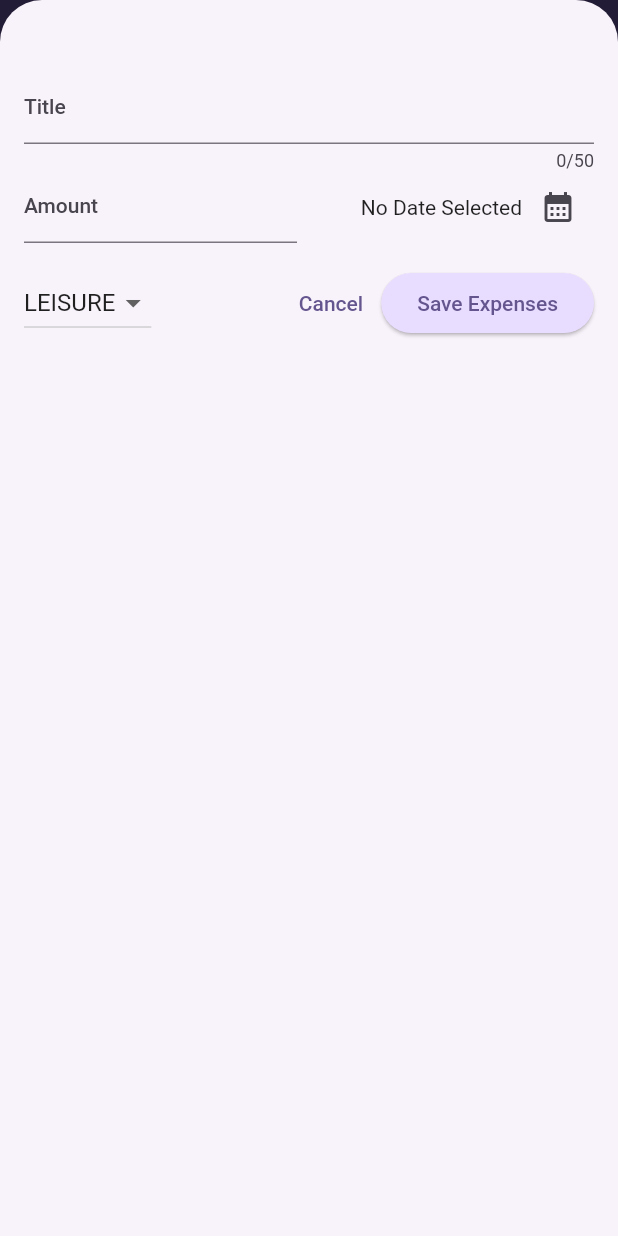
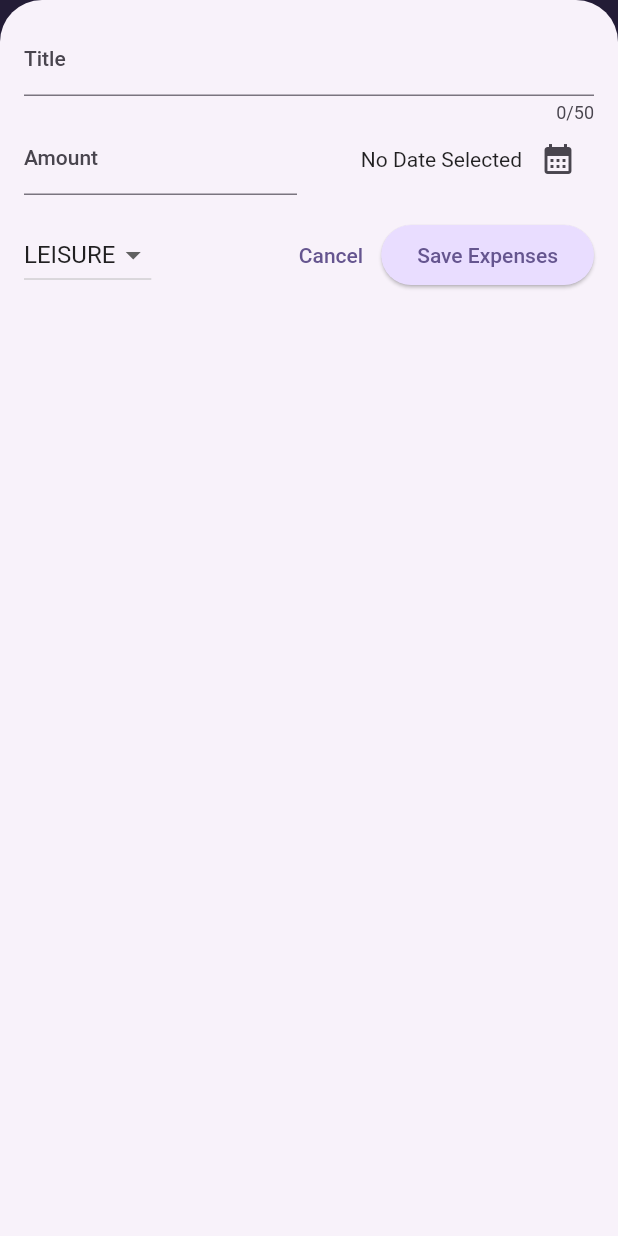
Before and after one commit to Avishka-Dulanjana/Expenses_Tracker, a Flutter app: the screen it shows after launch, after a tap on the "add" icon, on a phone screen of 412 x 824 dp. Run offline on Flutter 3.47's test engine with Material 2 defaults, Android fonts, the phone set to English and light mode, and no system bars.

Commit message:
Responsive design and portrait mode done v2

```diff
--- a/lib/widgets/expenses.dart
+++ b/lib/widgets/expenses.dart
@@ -32,6 +32,7 @@ class _ExpensesState extends State<Expenses> {
 
   void _openAddExpensesOverlay() {
     showModalBottomSheet(
+      useSafeArea: true,
       isScrollControlled: true,
       context: context,
       builder: (ctx) => NewExpenses(onAddExpense: _addExpense),
--- a/lib/widgets/new_expenses.dart
+++ b/lib/widgets/new_expenses.dart
@@ -79,13 +79,23 @@ class _NewExpensesState extends State<NewExpenses> {
 
   @override
   Widget build(BuildContext context) {
-    final keyboardSpace = MediaQuery.of(context).viewInsets.bottom;
+    final keyboardSpace =
+        MediaQuery.of(context).viewInsets.bottom; // Keyboard size
+
+    // Add expenses form adjust when lanscape/potrait
+    return LayoutBuilder(builder: (ctx, constraints) {
+      // print(constraints.minWidth);
+      // print(constraints.maxWidth);
+      // print(constraints.minHeight);
+      // print(constraints.minHeight);
+
+      final width = constraints.maxWidth;
 
       return SizedBox(
         height: double.infinity,
         child: SingleChildScrollView(
           child: Padding(
-          padding: EdgeInsets.fromLTRB(16, 48, 16, keyboardSpace + 16),
+            padding: EdgeInsets.fromLTRB(16, 16, 16, keyboardSpace + 16),
             child: Column(
               children: [
                 TextField(
@@ -174,5 +184,6 @@ class _NewExpensesState extends State<NewExpenses> {
           ),
         ),
       );
+    });
   }
 }
```
Lines whose indentation alone changed are shown as unchanged.
